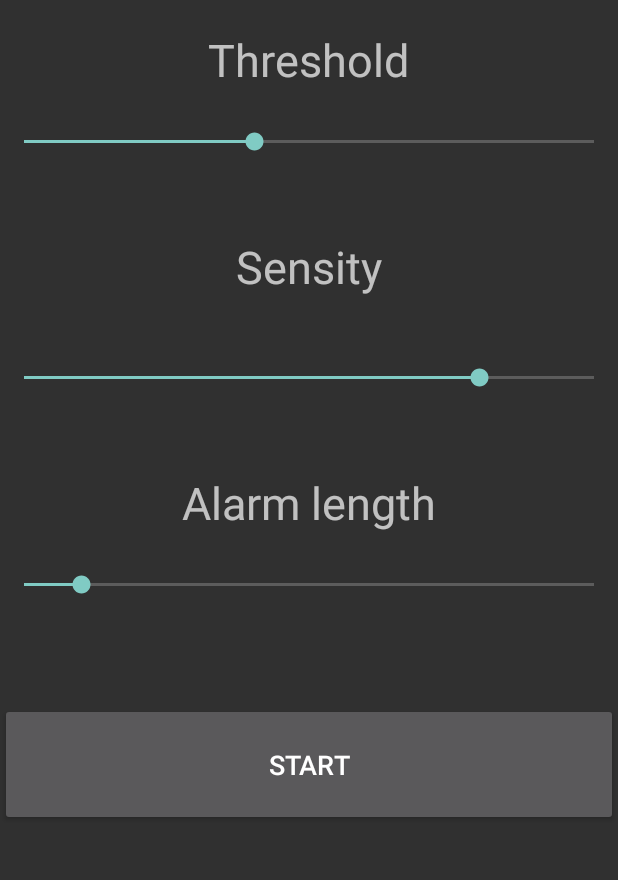
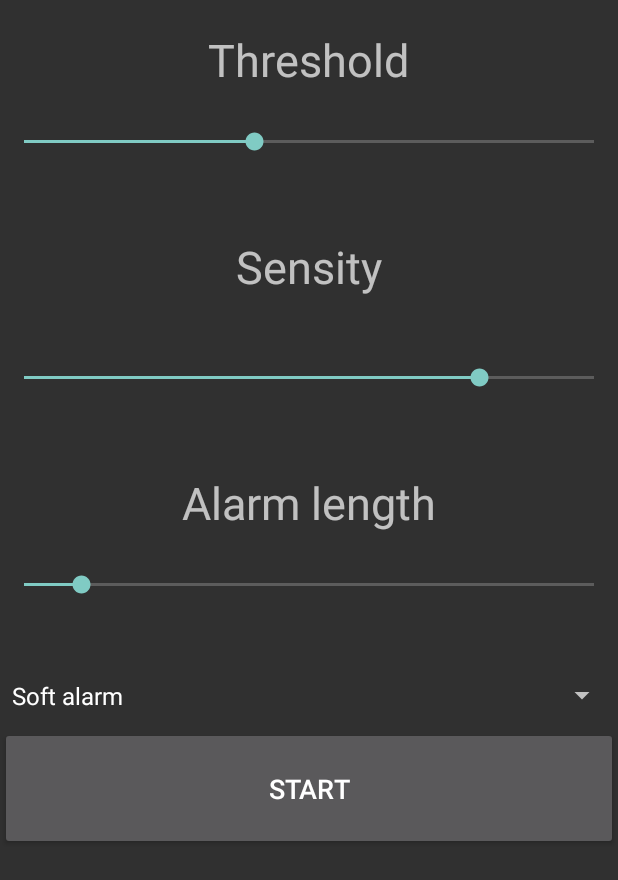
Before and after one commit to marciz1/Driver-assistance-system-Google-Vision, an Android app: the screen it shows after launch (SettingsActivity), on a phone screen of 412 x 824 dp. Shown: the top 880 px of the screen. Run offline under Robolectric (Android 15) with nearby library versions, the phone set to English and light mode, and no system bars.

Commit message:
Added alarm sound spinner

```diff
--- a/app/src/main/java/com/google/android/gms/samples/vision/face/facetracker/SettingsActivity.java
+++ b/app/src/main/java/com/google/android/gms/samples/vision/face/facetracker/SettingsActivity.java
@@ -4,8 +4,10 @@ import android.app.Activity;
 import android.content.Intent;
 import android.os.Bundle;
 import android.os.Environment;
+import android.widget.ArrayAdapter;
 import android.widget.Button;
 import android.widget.SeekBar;
+import android.widget.Spinner;
 
 import java.io.File;
 import java.io.FileOutputStream;
@@ -18,6 +20,7 @@ import java.io.InputStream;
 
 public class SettingsActivity extends Activity {
     private Button button;
+    private Spinner spinner;
     private int sensity;
     private int alarmLength;
     private int threshold;
@@ -26,6 +29,12 @@ public class SettingsActivity extends Activity {
     protected void onCreate(Bundle savedInstanceState) {
         super.onCreate(savedInstanceState);
         setContentView(R.layout.activity_settings);
+
+        spinner = (Spinner) findViewById(R.id.soundSpinner);
+        ArrayAdapter<CharSequence> adapter = ArrayAdapter.createFromResource(this,
+                R.array.sound, android.R.layout.simple_spinner_item);
+        adapter.setDropDownViewResource(android.R.layout.simple_spinner_dropdown_item);
+        spinner.setAdapter(adapter);
 
         SeekBar sensitySeekBar = (SeekBar) findViewById(R.id.seekBarSensity);
         sensitySeekBar.setOnSeekBarChangeListener(new SeekBar.OnSeekBarChangeListener() {
@@ -88,6 +97,7 @@ public class SettingsActivity extends Activity {
             intent.putExtra("sensityMax", sensitySeekBar.getMax());
             intent.putExtra("threshold", threshold);
             intent.putExtra("alarmLength", alarmLength);
+            intent.putExtra("chosenAlarm", spinner.getSelectedItem().toString());
             startActivity(intent);
         });
     }
--- a/app/src/main/res/layout/activity_settings.xml
+++ b/app/src/main/res/layout/activity_settings.xml
@@ -92,7 +92,12 @@
     <TextView
         android:id="@+id/textView4"
         android:layout_width="match_parent"
-        android:layout_height="64dp" />
+        android:layout_height="38dp" />
+
+    <Spinner
+        android:id="@+id/soundSpinner"
+        android:layout_width="match_parent"
+        android:layout_height="42dp" />
 
     <Button
         android:id="@+id/button"
--- /dev/null
+++ b/app/src/main/res/values/sound.xml
@@ -0,0 +1,12 @@
+<?xml version="1.0" encoding="utf-8"?>
+<resources>
+    <string-array name="sound">
+        <item>Soft alarm</item>
+        <item>Fire alarm</item>
+        <item>Clock buzzer</item>
+        <item>School bell</item>
+        <item>Tornado siren</item>
+        <item>Woop woop</item>
+        <item>Siren</item>
+    </string-array>
+</resources>
```
Also changed, not shown: app/src/main/java/com/google/android/gms/samples/vision/face/facetracker/FaceTrackerActivity.java (+29 -1 lines), 8 other files.
